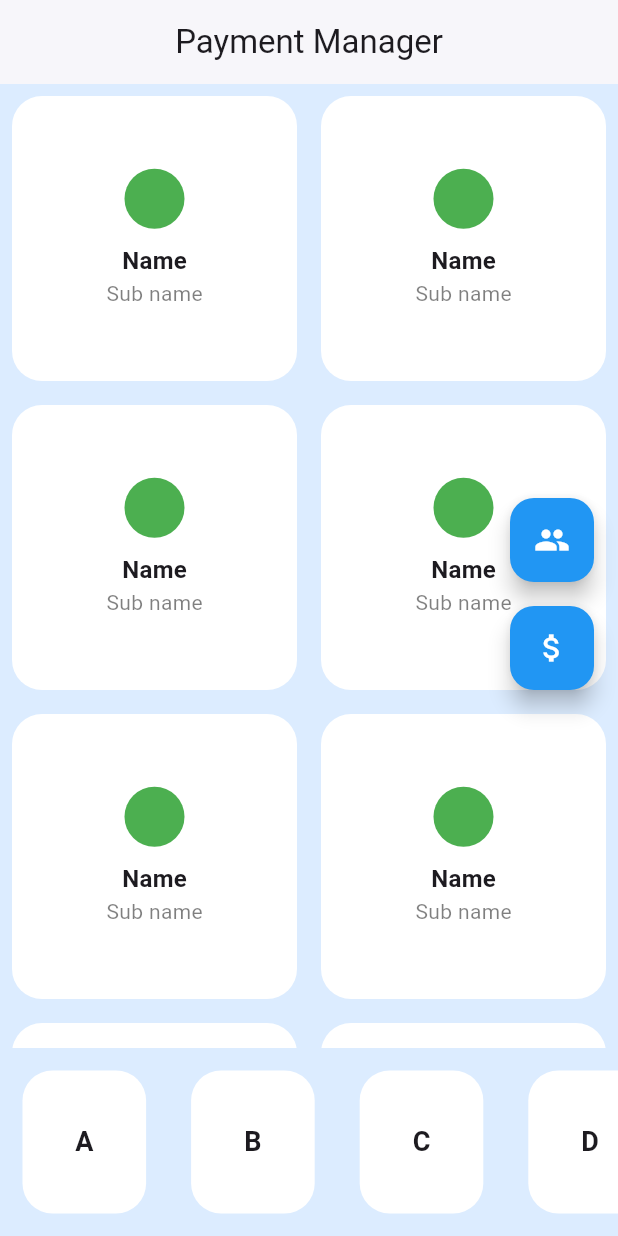
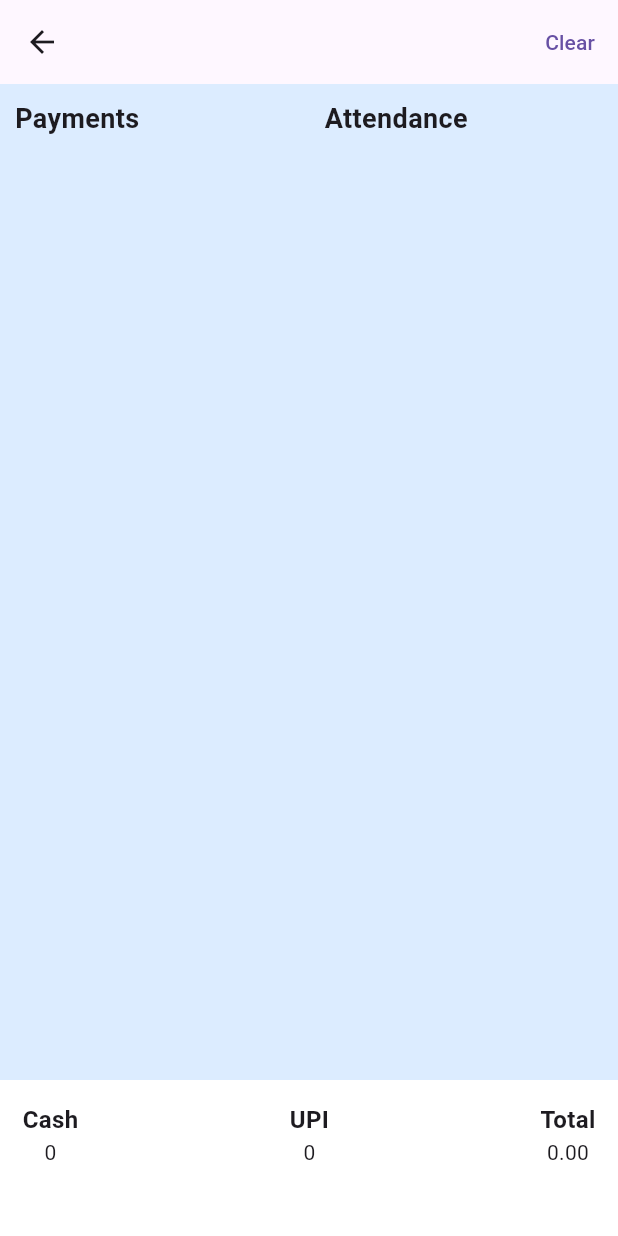
Before and after one commit to jassimpt/payment-manager-Badge_task, a Flutter app: the screen it shows after launch, after a tap on the "attach money" icon, on a phone screen of 412 x 824 dp. Run offline on Flutter 3.47's test engine with Material 3 defaults, Android fonts, the phone set to English and light mode, and no system bars; our stand-ins replace cloud_firestore, firebase_core; accounts and stored records are empty.

Commit message:
task in progress

```diff
--- /dev/null
+++ b/lib/controller/baseprovider.dart
@@ -0,0 +1,11 @@
+import 'package:flutter/material.dart';
+
+class BaseProvider extends ChangeNotifier {
+  bool isswitched = false;
+  String? paymentmethod;
+  void valueSetter({value, paymode}) {
+    isswitched = value;
+    isswitched == true ? paymentmethod = paymode : paymentmethod = null;
+    notifyListeners();
+  }
+}
--- /dev/null
+++ b/lib/controller/dataprovider.dart
@@ -0,0 +1,58 @@
+import 'package:badge_task/model/paymentmodel.dart';
+import 'package:badge_task/model/visitorsmodel.dart';
+import 'package:badge_task/service/firebaseservice.dart';
+import 'package:flutter/material.dart';
+
+class DataController extends ChangeNotifier {
+  FirebaseService service = FirebaseService();
+  List<VisitorsModel> visiors = [];
+  List<PaymentModel> payments = [];
+
+  void addVisitor({name, sponsorname}) {
+    try {
+      VisitorsModel visitor =
+          VisitorsModel(name: name, sponsorname: sponsorname);
+      service.addVisitor(visitor, name);
+    } catch (e) {
+      throw Exception(e);
+    }
+  }
+
+  void addpayment(String amount, String name, String paymentmethod) {
+    try {
+      PaymentModel payments = PaymentModel(
+          amount: amount, name: name, paymentmethod: paymentmethod);
+      service.addPayment(name, payments);
+    } catch (e) {
+      throw Exception(e);
+    }
+  }
+
+  List<VisitorsModel> getAllVisitors() {
+    try {
+      service.firestore.collection("visitors").snapshots().listen((visitor) {
+        visiors = visitor.docs
+            .map((doc) => VisitorsModel.fromJson(doc.data()))
+            .toList();
+        notifyListeners();
+      });
+      return visiors;
+    } catch (e) {
+      throw Exception(e);
+    }
+  }
+
+  List<PaymentModel> getAllPayments() {
+    try {
+      service.firestore.collection('payments').snapshots().listen((payment) {
+        payments = payment.docs
+            .map((doc) => PaymentModel.fromJson(doc.data()))
+            .toList();
+        notifyListeners();
+      });
+      return payments;
+    } catch (e) {
+      throw Exception(e);
+    }
+  }
+}
--- a/lib/main.dart
+++ b/lib/main.dart
@@ -1,8 +1,15 @@
+import 'package:badge_task/controller/baseprovider.dart';
+import 'package:badge_task/controller/dataprovider.dart';
+import 'package:badge_task/firebase_options.dart';
 import 'package:badge_task/views/homepage/homescreen.dart';
+import 'package:firebase_core/firebase_core.dart';
 import 'package:flutter/material.dart';
+import 'package:provider/provider.dart';
 
-void main() {
-  runApp(MyApp());
+void main() async {
+  WidgetsFlutterBinding.ensureInitialized();
+  await Firebase.initializeApp(options: DefaultFirebaseOptions.currentPlatform);
+  runApp(const MyApp());
 }
 
 class MyApp extends StatelessWidget {
@@ -10,10 +17,20 @@ class MyApp extends StatelessWidget {
 
   @override
   Widget build(BuildContext context) {
-    return MaterialApp(
-      title: 'User payment manager',
-      debugShowCheckedModeBanner: false,
-      home: HomeScreen(),
+    return MultiProvider(
+      providers: [
+        ChangeNotifierProvider(
+          create: (context) => DataController(),
+        ),
+        ChangeNotifierProvider(
+          create: (context) => BaseProvider(),
+        )
+      ],
+      child: const MaterialApp(
+        title: 'User payment manager',
+        debugShowCheckedModeBanner: false,
+        home: HomeScreen(),
+      ),
     );
   }
 }
--- /dev/null
+++ b/lib/model/paymentmodel.dart
@@ -0,0 +1,16 @@
+class PaymentModel {
+  String name;
+  dynamic amount;
+  String paymentmethod;
+  PaymentModel(
+      {required this.amount, required this.name, required this.paymentmethod});
+  factory PaymentModel.fromJson(Map<String, dynamic> json) {
+    return PaymentModel(
+        amount: json['amount'],
+        name: json['name'],
+        paymentmethod: json['paymentmethod']);
+  }
+  Map<String, dynamic> toJson() {
+    return {"name": name, "amount": amount, "paymentmethod": paymentmethod};
+  }
+}
--- /dev/null
+++ b/lib/model/visitorsmodel.dart
@@ -0,0 +1,23 @@
+class VisitorsModel {
+  String name;
+  String sponsorname;
+
+  VisitorsModel({
+    required this.name,
+    required this.sponsorname,
+  });
+
+  factory VisitorsModel.fromJson(Map<String, dynamic> json) {
+    return VisitorsModel(
+      name: json["name"],
+      sponsorname: json["sponsorname"],
+    );
+  }
+
+  Map<String, dynamic> toJson() {
+    return {
+      "name": name,
+      "sponsorname": sponsorname,
+    };
+  }
+}
--- /dev/null
+++ b/lib/service/firebaseservice.dart
@@ -0,0 +1,22 @@
+import 'package:badge_task/model/paymentmodel.dart';
+import 'package:badge_task/model/visitorsmodel.dart';
+import 'package:cloud_firestore/cloud_firestore.dart';
+
+class FirebaseService {
+  FirebaseFirestore firestore = FirebaseFirestore.instance;
+  void addVisitor(VisitorsModel visitor, String name) {
+    try {
+      firestore.collection("visitors").doc(name).set(visitor.toJson());
+    } catch (e) {
+      throw Exception(e);
+    }
+  }
+
+  void addPayment(String name, PaymentModel payments) {
+    try {
+      firestore.collection('payments').doc(name).set(payments.toJson());
+    } catch (e) {
+      throw Exception(e);
+    }
+  }
+}
--- a/lib/views/homepage/homescreen.dart
+++ b/lib/views/homepage/homescreen.dart
@@ -1,10 +1,25 @@
 import 'package:badge_task/constants/constants.dart';
+import 'package:badge_task/controller/dataprovider.dart';
 import 'package:badge_task/views/homepage/widgets/paymentbox.dart';
+import 'package:badge_task/views/homepage/widgets/visitorbox.dart';
+import 'package:badge_task/views/payment_history/paymenthistory.dart';
 
 import 'package:flutter/material.dart';
+import 'package:provider/provider.dart';
 
-class HomeScreen extends StatelessWidget {
+class HomeScreen extends StatefulWidget {
   const HomeScreen({super.key});
+
+  @override
+  State<HomeScreen> createState() => _HomeScreenState();
+}
+
+class _HomeScreenState extends State<HomeScreen> {
+  @override
+  void initState() {
+    Provider.of<DataController>(context, listen: false).getAllVisitors();
+    super.initState();
+  }
 
   @override
   Widget build(BuildContext context) {
@@ -16,50 +31,13 @@ class HomeScreen extends StatelessWidget {
         mainAxisAlignment: MainAxisAlignment.center,
         children: [
           FloatingActionButton(
+            heroTag: 'btn1',
             backgroundColor: Colors.blue,
             onPressed: () {
               showDialog(
                 context: context,
                 builder: (context) {
-                  return AlertDialog(
-                    content: const Text(
-                      'Enter visitor Details',
-                      style:
-                          TextStyle(fontSize: 18, fontWeight: FontWeight.bold),
-                    ),
-                    actions: [
-                      TextFormField(
-                        decoration: const InputDecoration(
-                            border: OutlineInputBorder(
-                                borderRadius:
-                                    BorderRadius.all(Radius.circular(20))),
-                            prefixIcon: Icon(Icons.person),
-                            hintText: 'Enter visitor name'),
-                      ),
-                      const SizedBox(
-                        height: 10,
-                      ),
-                      TextFormField(
-                        decoration: const InputDecoration(
-                            border: OutlineInputBorder(
-                                borderRadius:
-                                    BorderRadius.all(Radius.circular(20))),
-                            prefixIcon: Icon(Icons.person),
-                            hintText: 'Enter Sponsor name'),
-                      ),
-                      Row(
-                        mainAxisAlignment: MainAxisAlignment.end,
-                        children: [
-                          TextButton(
-                              onPressed: () {
-                                Navigator.pop(context);
-                              },
-                              child: Text('Cancel')),
-                          TextButton(onPressed: () {}, child: Text('Save'))
-                        ],
-                      )
-                    ],
-                  );
+                  return VisitorDialogueBox();
                 },
               );
             },
@@ -70,8 +48,13 @@ class HomeScreen extends StatelessWidget {
           ),
           const SizedBox(height: 16),
           FloatingActionButton(
+            heroTag: 'btn2',
             backgroundColor: Colors.blue,
-            onPressed: () {},
+            onPressed: () {
+              Navigator.of(context).push(MaterialPageRoute(
+                builder: (context) => PaymentHistory(),
+              ));
+            },
             child: const Icon(
               Icons.attach_money_outlined,
               color: Colors.white,
@@ -88,13 +71,15 @@ class HomeScreen extends StatelessWidget {
           )),
       body: Column(
         children: [
-          SizedBox(
+          Consumer<DataController>(
+            builder: (context, value, child) => SizedBox(
               height: size.height * 0.78,
               child: GridView.builder(
                 gridDelegate: const SliverGridDelegateWithFixedCrossAxisCount(
                     crossAxisCount: 2),
-              itemCount: 8,
+                itemCount: value.visiors.length,
                 itemBuilder: (context, index) {
+                  final visitor = value.visiors[index];
                   return Padding(
                     padding: const EdgeInsets.all(8.0),
                     child: GestureDetector(
@@ -102,7 +87,9 @@ class HomeScreen extends StatelessWidget {
                         showDialog(
                           context: context,
                           builder: (context) {
-                          return const PaymentDialogueBox();
+                            return PaymentDialogueBox(
+                              visitorname: visitor.name,
+                            );
                           },
                         );
                       },
@@ -111,7 +98,8 @@ class HomeScreen extends StatelessWidget {
                         width: size.width * 0.2,
                         decoration: const BoxDecoration(
                             color: Colors.white,
-                          borderRadius: BorderRadius.all(Radius.circular(20))),
+                            borderRadius:
+                                BorderRadius.all(Radius.circular(20))),
                         child: Center(
                           child: Column(
                             mainAxisAlignment: MainAxisAlignment.center,
@@ -122,13 +110,13 @@ class HomeScreen extends StatelessWidget {
                               const SizedBox(
                                 height: 10,
                               ),
-                            const Text(
-                              'Name',
-                              style: TextStyle(
+                              Text(
+                                visitor.name,
+                                style: const TextStyle(
                                     fontSize: 16, fontWeight: FontWeight.bold),
                               ),
                               Text(
-                              'Sub name',
+                                visitor.sponsorname,
                                 style: TextStyle(
                                     color: Colors.black.withOpacity(0.5)),
                               )
@@ -139,6 +127,7 @@ class HomeScreen extends StatelessWidget {
                     ),
                   );
                 },
+              ),
             ),
           ),
           Expanded(
--- a/lib/views/payment_history/paymenthistory.dart
+++ b/lib/views/payment_history/paymenthistory.dart
@@ -0,0 +1,162 @@
+import 'package:badge_task/controller/dataprovider.dart';
+import 'package:flutter/material.dart';
+import 'package:provider/provider.dart';
+
+class PaymentHistory extends StatefulWidget {
+  const PaymentHistory({super.key});
+
+  @override
+  State<PaymentHistory> createState() => _PaymentHistoryState();
+}
+
+class _PaymentHistoryState extends State<PaymentHistory> {
+  List cash = [];
+  List upi = [];
+  dynamic totalcash = 0;
+  dynamic totalupi = 0;
+  @override
+  void initState() {
+    Provider.of<DataController>(context, listen: false).getAllPayments();
+    super.initState();
+    calculateTotal();
+  }
+
+  calculateTotal() {
+    final value = Provider.of<DataController>(context, listen: false);
+    for (var i = 0; i < value.payments.length; i++) {
+      if (value.payments[i].paymentmethod == "CASH") {
+        cash.add(value.payments[i].amount);
+      } else if (value.payments[i].paymentmethod == "UPI") {
+        upi.add(value.payments[i].amount);
+      }
+    }
+    totalcash = cash.fold(0, (a, b) => a + int.parse(b));
+    totalupi = upi.fold(0, (a, b) => a + int.parse(b));
+  }
+
+  @override
+  Widget build(BuildContext context) {
+    final size = MediaQuery.of(context).size;
+
+    return Scaffold(
+      backgroundColor: const Color.fromARGB(255, 220, 236, 255),
+      appBar: AppBar(
+        actions: [TextButton(onPressed: () {}, child: const Text('Clear'))],
+      ),
+      body: Column(
+        children: [
+          Padding(
+            padding: const EdgeInsets.all(10),
+            child: Row(
+              children: [
+                const Text(
+                  'Payments',
+                  style: TextStyle(fontSize: 18, fontWeight: FontWeight.bold),
+                ),
+                SizedBox(
+                  width: size.width * 0.3,
+                ),
+                const Text('Attendance',
+                    style:
+                        TextStyle(fontSize: 18, fontWeight: FontWeight.bold)),
+              ],
+            ),
+          ),
+          Consumer<DataController>(
+            builder: (context, value, child) => SizedBox(
+              height: size.height * 0.75,
+              child: ListView.builder(
+                itemCount: value.payments.length,
+                itemBuilder: (context, index) {
+                  final payment = value.payments[index];
+
+                  return Padding(
+                    padding:
+                        const EdgeInsets.only(top: 10, left: 20, right: 20),
+                    child: Row(
+                      mainAxisAlignment: MainAxisAlignment.spaceBetween,
+                      children: [
+                        Column(
+                          crossAxisAlignment: CrossAxisAlignment.start,
+                          children: [
+                            Text(payment.name,
+                                style: const TextStyle(
+                                  fontSize: 16,
+                                )),
+                            Text("${payment.amount}-${payment.paymentmethod}",
+                                style: TextStyle(
+                                    fontSize: 15,
+                                    fontWeight: FontWeight.bold,
+                                    color: Colors.black.withOpacity(0.5)))
+                          ],
+                        ),
+                        Column(
+                          crossAxisAlignment: CrossAxisAlignment.start,
+                          children: [
+                            Text(payment.name,
+                                style: const TextStyle(
+                                  fontSize: 16,
+                                )),
+                            Text('9;20',
+                                style: TextStyle(
+                                    fontSize: 15,
+                                    fontWeight: FontWeight.bold,
+                                    color: Colors.black.withOpacity(0.5)))
+                          ],
+                        )
+                      ],
+                    ),
+                  );
+                },
+              ),
+            ),
+          ),
+          Expanded(
+            child: Container(
+              width: size.width,
+              decoration: const BoxDecoration(color: Colors.white),
+              child: Padding(
+                padding: const EdgeInsets.all(15),
+                child: Row(
+                  mainAxisAlignment: MainAxisAlignment.spaceBetween,
+                  children: [
+                    Column(
+                      children: [
+                        const Text(
+                          "Cash",
+                          style: TextStyle(
+                              fontSize: 16, fontWeight: FontWeight.bold),
+                        ),
+                        Text(totalcash.toString())
+                      ],
+                    ),
+                    Column(
+                      children: [
+                        const Text(
+                          "UPI",
+                          style: TextStyle(
+                              fontSize: 16, fontWeight: FontWeight.bold),
+                        ),
+                        Text(totalupi.toString())
+                      ],
+                    ),
+                    const Column(
+                      children: [
+                        Text(
+                          "Total",
+                          style: TextStyle(
+                              fontSize: 16, fontWeight: FontWeight.bold),
+                        ),
+                        Text('0.00')
+                      ],
+                    ),
+                  ],
+                ),
+              ),
+            ),
+          )
+        ],
+      ),
+    );
+  }
+}
```
Also changed, not shown: lib/views/homepage/widgets/paymentbox.dart (+16 -4 lines), lib/views/homepage/widgets/paymentmethod.dart (+6 -4 lines), lib/views/homepage/widgets/visitorbox.dart (added, +62 -0 lines), pubspec.yaml (+5 -17 lines), lib/firebase_options.dart (added), pubspec.lock, 10 other files. Lines whose indentation alone changed are shown as unchanged.
